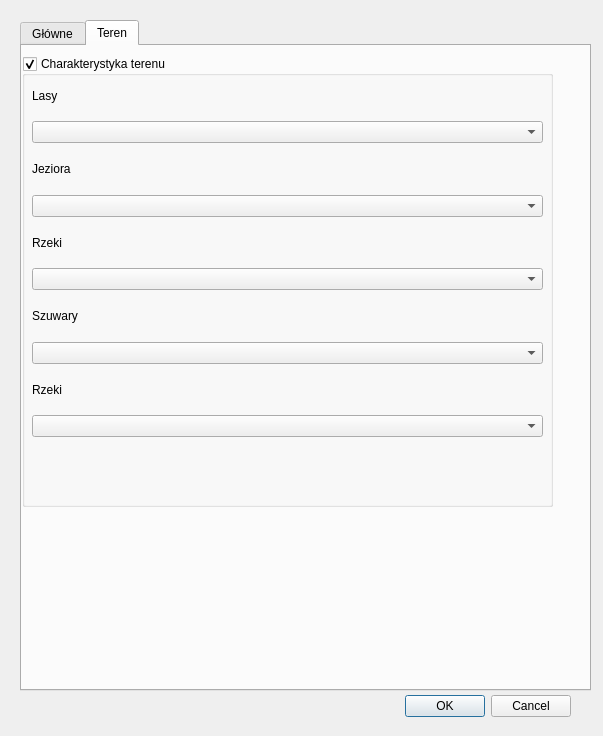
The window that oceny_dialog_base.ui (kamildrejer/oceny) describes before a commit, drawn with Qt 5.
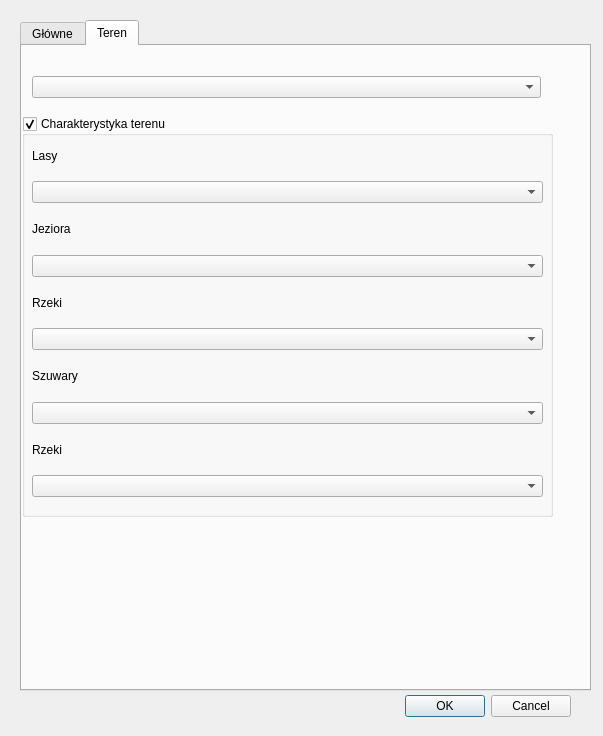
The same window after the commit. The open tabs and pages were chosen to show the change. Custom widgets are drawn as their Qt base class.

Commit message: Zaczęte zmienianie w oceny.py zapisu plików na v3

The edit to the form file:
```diff
--- a/oceny_dialog_base.ui
+++ b/oceny_dialog_base.ui
@@ -485,9 +485,9 @@
      <property name="geometry">
       <rect>
        <x>0</x>
-       <y>10</y>
+       <y>70</y>
        <width>531</width>
-       <height>451</height>
+       <height>401</height>
       </rect>
      </property>
      <property name="title">
@@ -559,6 +559,16 @@
       </layout>
      </widget>
     </widget>
+    <widget class="QgsMapLayerComboBox" name="zakres">
+     <property name="geometry">
+      <rect>
+       <x>10</x>
+       <y>30</y>
+       <width>509</width>
+       <height>22</height>
+      </rect>
+     </property>
+    </widget>
    </widget>
   </widget>
   <widget class="QDialogButtonBox" name="button_box">
```
Left out of the diff: 2 changed lines with no effect on the pictures. The commit also changes 15 other files.
